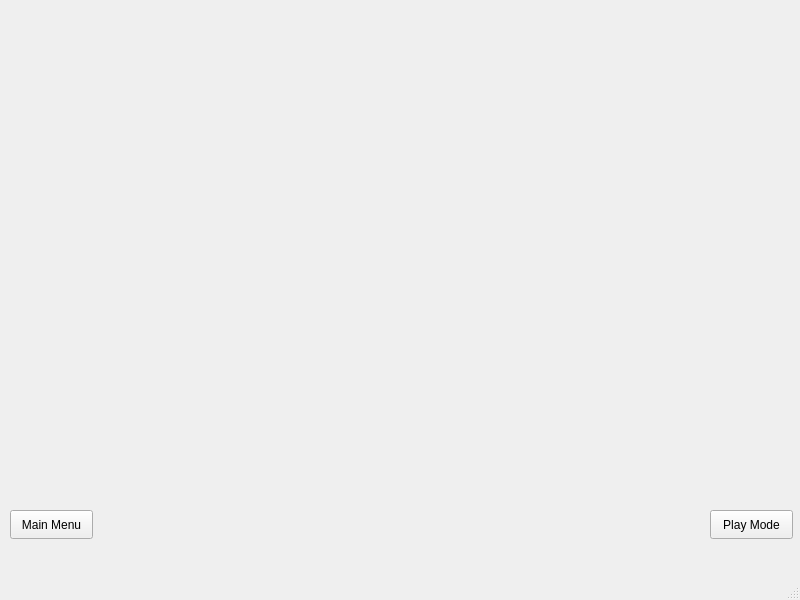
Qt form CountingBlackjack/learnwindow.ui (LandenHughes/QTCasinoGame) before a commit.
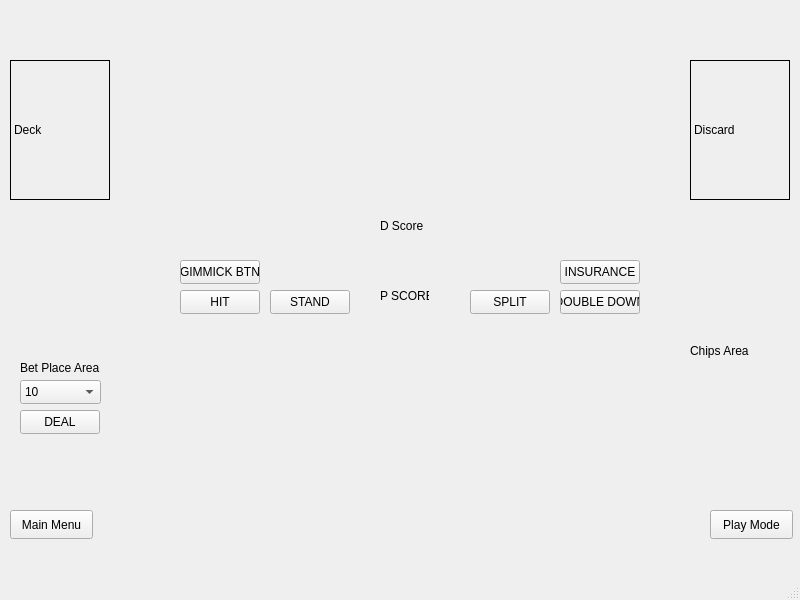
The same form after that commit.

Commit message: Added connections to UI elements and changed issues

Patch:
```diff
--- a/CountingBlackjack/learnwindow.ui
+++ b/CountingBlackjack/learnwindow.ui
@@ -40,6 +40,243 @@
      <string>Play Mode</string>
     </property>
    </widget>
+   <widget class="QLabel" name="label_8">
+    <property name="geometry">
+     <rect>
+      <x>20</x>
+      <y>360</y>
+      <width>81</width>
+      <height>16</height>
+     </rect>
+    </property>
+    <property name="text">
+     <string>Bet Place Area</string>
+    </property>
+   </widget>
+   <widget class="QWidget" name="horizontalLayoutWidget">
+    <property name="geometry">
+     <rect>
+      <x>120</x>
+      <y>60</y>
+      <width>561</width>
+      <height>141</height>
+     </rect>
+    </property>
+    <layout class="QHBoxLayout" name="dealerArea"/>
+   </widget>
+   <widget class="QPushButton" name="pushButton_4">
+    <property name="geometry">
+     <rect>
+      <x>560</x>
+      <y>290</y>
+      <width>80</width>
+      <height>24</height>
+     </rect>
+    </property>
+    <property name="text">
+     <string>DOUBLE DOWN</string>
+    </property>
+   </widget>
+   <widget class="QWidget" name="horizontalLayoutWidget_2">
+    <property name="geometry">
+     <rect>
+      <x>120</x>
+      <y>330</y>
+      <width>561</width>
+      <height>141</height>
+     </rect>
+    </property>
+    <layout class="QHBoxLayout" name="playerArea"/>
+   </widget>
+   <widget class="QPushButton" name="pushButton_6">
+    <property name="geometry">
+     <rect>
+      <x>20</x>
+      <y>410</y>
+      <width>80</width>
+      <height>24</height>
+     </rect>
+    </property>
+    <property name="text">
+     <string>DEAL</string>
+    </property>
+   </widget>
+   <widget class="QPushButton" name="pushButton_3">
+    <property name="geometry">
+     <rect>
+      <x>270</x>
+      <y>290</y>
+      <width>80</width>
+      <height>24</height>
+     </rect>
+    </property>
+    <property name="text">
+     <string>STAND</string>
+    </property>
+   </widget>
+   <widget class="QLabel" name="label_5">
+    <property name="geometry">
+     <rect>
+      <x>380</x>
+      <y>270</y>
+      <width>49</width>
+      <height>51</height>
+     </rect>
+    </property>
+    <property name="text">
+     <string>P SCORE</string>
+    </property>
+   </widget>
+   <widget class="QPushButton" name="pushButton_7">
+    <property name="geometry">
+     <rect>
+      <x>180</x>
+      <y>260</y>
+      <width>80</width>
+      <height>24</height>
+     </rect>
+    </property>
+    <property name="text">
+     <string>GIMMICK BTN</string>
+    </property>
+   </widget>
+   <widget class="QLabel" name="label_6">
+    <property name="geometry">
+     <rect>
+      <x>380</x>
+      <y>200</y>
+      <width>49</width>
+      <height>51</height>
+     </rect>
+    </property>
+    <property name="text">
+     <string>D Score</string>
+    </property>
+   </widget>
+   <widget class="QLabel" name="discardDeck">
+    <property name="geometry">
+     <rect>
+      <x>690</x>
+      <y>60</y>
+      <width>100</width>
+      <height>140</height>
+     </rect>
+    </property>
+    <property name="frameShape">
+     <enum>QFrame::Box</enum>
+    </property>
+    <property name="text">
+     <string>Discard</string>
+    </property>
+   </widget>
+   <widget class="QPushButton" name="pushButton_2">
+    <property name="geometry">
+     <rect>
+      <x>180</x>
+      <y>290</y>
+      <width>80</width>
+      <height>24</height>
+     </rect>
+    </property>
+    <property name="text">
+     <string>HIT</string>
+    </property>
+   </widget>
+   <widget class="QLabel" name="label_7">
+    <property name="geometry">
+     <rect>
+      <x>690</x>
+      <y>220</y>
+      <width>101</width>
+      <height>261</height>
+     </rect>
+    </property>
+    <property name="text">
+     <string>Chips Area</string>
+    </property>
+   </widget>
+   <widget class="QLabel" name="drawDeck">
+    <property name="geometry">
+     <rect>
+      <x>10</x>
+      <y>60</y>
+      <width>100</width>
+      <height>140</height>
+     </rect>
+    </property>
+    <property name="frameShape">
+     <enum>QFrame::Box</enum>
+    </property>
+    <property name="text">
+     <string>Deck</string>
+    </property>
+   </widget>
+   <widget class="QPushButton" name="pushButton">
+    <property name="geometry">
+     <rect>
+      <x>470</x>
+      <y>290</y>
+      <width>80</width>
+      <height>24</height>
+     </rect>
+    </property>
+    <property name="text">
+     <string>SPLIT</string>
+    </property>
+   </widget>
+   <widget class="QPushButton" name="pushButton_5">
+    <property name="geometry">
+     <rect>
+      <x>560</x>
+      <y>260</y>
+      <width>80</width>
+      <height>24</height>
+     </rect>
+    </property>
+    <property name="text">
+     <string>INSURANCE</string>
+    </property>
+   </widget>
+   <widget class="QComboBox" name="comboBox">
+    <property name="geometry">
+     <rect>
+      <x>20</x>
+      <y>380</y>
+      <width>81</width>
+      <height>24</height>
+     </rect>
+    </property>
+    <item>
+     <property name="text">
+      <string>10</string>
+     </property>
+    </item>
+    <item>
+     <property name="text">
+      <string>20</string>
+     </property>
+    </item>
+    <item>
+     <property name="text">
+      <string>30</string>
+     </property>
+    </item>
+    <item>
+     <property name="text">
+      <string>40</string>
+     </property>
+    </item>
+    <item>
+     <property name="text">
+      <string>50</string>
+     </property>
+    </item>
+    <item>
+     <property name="text">
+      <string>100</string>
+     </property>
+    </item>
+   </widget>
   </widget>
   <widget class="QMenuBar" name="menubar">
    <property name="geometry">
```
The commit also changes 6 other files.
